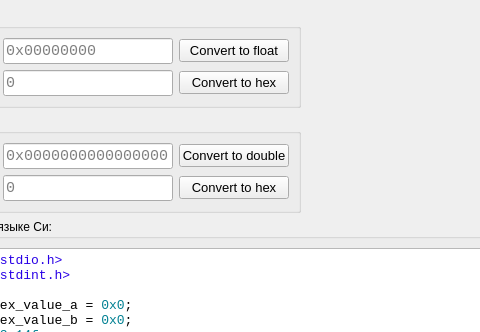
Solderingironspb/CRC-Calculator-by-Solderingiron, file hex_to_float_double.ui: the form before one commit; both pictures show x 104 to 584 and y 0 to 332 of the 748 by 600 pixel window.
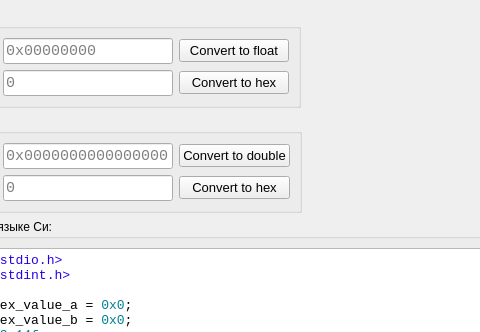
The form after the commit. Icons and pictures are not drawn.

Patch:
```diff
--- a/hex_to_float_double.ui
+++ b/hex_to_float_double.ui
@@ -308,7 +308,7 @@
            <item row="1" column="2">
             <widget class="QPushButton" name="pushButton_Convert_to_hex_d">
              <property name="sizePolicy">
-              <sizepolicy hsizetype="Fixed" vsizetype="Fixed">
+              <sizepolicy hsizetype="Expanding" vsizetype="Fixed">
                <horstretch>0</horstretch>
                <verstretch>0</verstretch>
               </sizepolicy>
@@ -321,7 +321,7 @@
              </property>
              <property name="maximumSize">
               <size>
-               <width>110</width>
+               <width>500</width>
                <height>16777215</height>
               </size>
              </property>
@@ -402,7 +402,7 @@
            <item row="0" column="2">
             <widget class="QPushButton" name="pushButton_convert_to_double">
              <property name="sizePolicy">
-              <sizepolicy hsizetype="Fixed" vsizetype="Fixed">
+              <sizepolicy hsizetype="Expanding" vsizetype="Fixed">
                <horstretch>0</horstretch>
                <verstretch>0</verstretch>
               </sizepolicy>
@@ -415,7 +415,7 @@
              </property>
              <property name="maximumSize">
               <size>
-               <width>110</width>
+               <width>500</width>
                <height>16777215</height>
               </size>
              </property>
```
Left out of the diff: 32 changed lines with no effect on the pictures.
